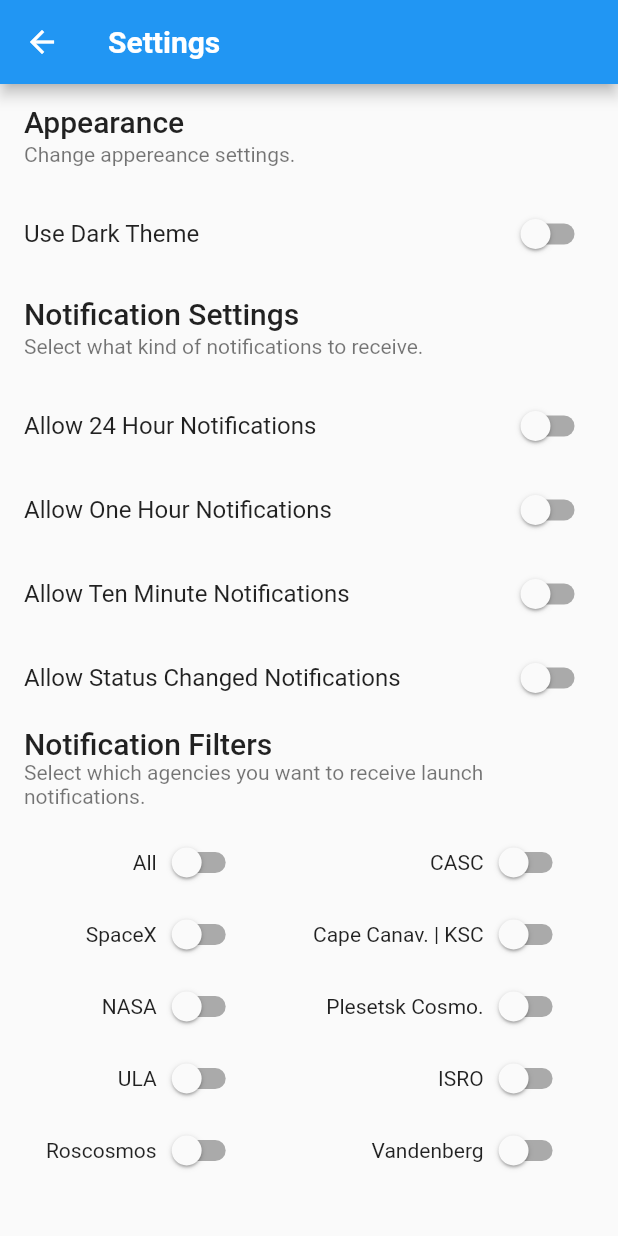
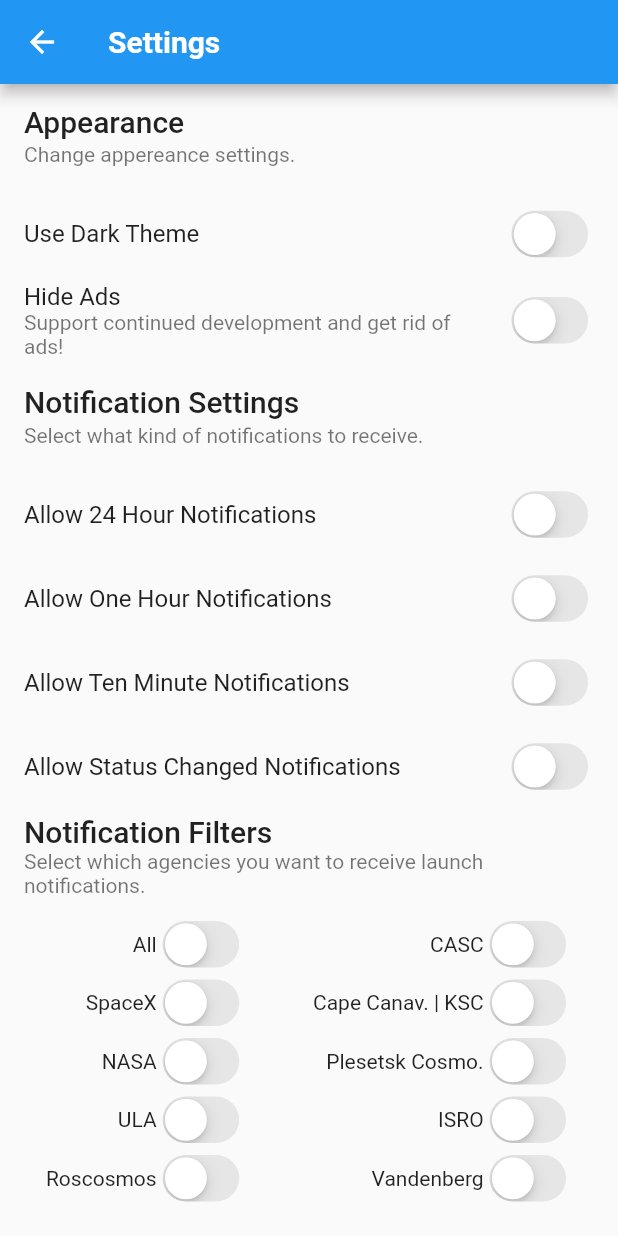
Before and after one commit to ItsCalebJones/SpaceLaunchNow-Flutter, a Flutter app: the SettingsPage screen opened directly with empty values, on a phone screen of 412 x 824 dp. Run offline on Flutter 3.47's test engine with Material 2 defaults, Android fonts, the phone set to English and light mode, and no system bars; our stand-ins replace firebase_messaging, share, shared_preferences; missing offline and left inert: firebase_admob, flutter_iap, map_view, material_search; accounts and stored records are empty; network calls fail; Roboto replaces fonts that are missing (AvenirNextCondensed-Heavy).

Commit message:
Implement IAP - improve showing ads.

```diff
--- a/lib/util/ads.dart
+++ b/lib/util/ads.dart
@@ -120,7 +120,7 @@ class Ads {
     if(_bannerAd==null)setBannerAd();
     _bannerAd
       ..load()
-      ..show(anchorOffset: 56.0);
+      ..show(anchorOffset: 49.0);
   }
 
   static void hideBannerAd(){
--- a/lib/views/launchdetails/launch_detail_page.dart
+++ b/lib/views/launchdetails/launch_detail_page.dart
@@ -4,7 +4,6 @@ import 'package:flutter/material.dart';
 import 'package:meta/meta.dart';
 import 'package:http/http.dart' as http;
 import 'package:spacelaunchnow_flutter/models/launch.dart';
-import 'package:spacelaunchnow_flutter/util/ads.dart';
 import 'package:spacelaunchnow_flutter/views/launchdetails/footer/launch_detail_footer.dart';
 import 'package:spacelaunchnow_flutter/views/launchdetails/header/launch_detail_header.dart';
 import 'package:spacelaunchnow_flutter/views/launchdetails/launch_detail_body.dart';
@@ -32,8 +31,6 @@ class _LaunchDetailsPageState extends State<LaunchDetailPage>
   @override
   void initState() {
     super.initState();
-    Ads.init('ca-app-pub-9824528399164059/8172962746', testing: true);
-    Ads.showBannerAd();
     if (widget.launch != null) {
       launch = widget.launch;
       setController();
@@ -86,7 +83,6 @@ class _LaunchDetailsPageState extends State<LaunchDetailPage>
 
   @override
   void dispose() {
-    Ads.dispose();
     _controller.dispose();
     super.dispose();
   }
--- a/lib/views/launchlist/previous_launches_list_page.dart
+++ b/lib/views/launchlist/previous_launches_list_page.dart
@@ -34,8 +34,6 @@ class _LaunchListPageState extends State<PreviousLaunchListPage> {
   @override
   void initState() {
     super.initState();
-    Ads.init('ca-app-pub-9824528399164059/8172962746', testing: true);
-    Ads.showBannerAd();
     List<Launch> launches = PageStorage.of(context).readState(context, identifier: 'launches');
     if (launches != null){
       _launches = launches;
@@ -46,7 +44,6 @@ class _LaunchListPageState extends State<PreviousLaunchListPage> {
 
   @override
   void dispose(){
-    Ads.dispose();
     super.dispose();
   }
 
--- a/lib/views/launchlist/upcoming_launches_list_page.dart
+++ b/lib/views/launchlist/upcoming_launches_list_page.dart
@@ -27,13 +27,10 @@ class _LaunchListPageState extends State<UpcomingLaunchListPage> {
   @override
   void initState() {
     super.initState();
-    Ads.init('ca-app-pub-9824528399164059/8172962746', testing: true);
-    Ads.showBannerAd();
   }
 
   @override
   void dispose(){
-    Ads.dispose();
     super.dispose();
   }
 
--- a/lib/views/settings/settings_page.dart
+++ b/lib/views/settings/settings_page.dart
@@ -1,5 +1,6 @@
 import 'dart:async';
 
+import 'package:flutter/cupertino.dart';
 import 'package:flutter/material.dart';
 import 'package:shared_preferences/shared_preferences.dart';
 import 'package:spacelaunchnow_flutter/colors/app_theme.dart';
@@ -179,15 +180,31 @@ class NotificationFilterPageState extends State<SettingsPage> {
         subtitle: new Text(
             'Change appereance settings.'),
       ),
-      new ListTile(
+      new MergeSemantics(
+        child: new ListTile(
           title: const Text('Use Dark Theme'),
           onTap: () {
             _handleNightMode(
                 !widget.configuration.nightMode);
           },
-        trailing: new Switch(
+          trailing: new CupertinoSwitch(
             value: widget.configuration.nightMode,
             onChanged: _handleNightMode,
+          ),
+        ),
+      ),
+      new MergeSemantics(
+        child: new ListTile(
+          title: const Text('Hide Ads'),
+          subtitle: const Text('Support continued development and get rid of ads!'),
+          onTap: () {
+            _handleNightMode(
+                !widget.configuration.nightMode);
+          },
+          trailing: new CupertinoSwitch(
+            value: widget.configuration.nightMode,
+            onChanged: _handleNightMode,
+          ),
         ),
       ),
       new ListTile(
@@ -195,45 +212,53 @@ class NotificationFilterPageState extends State<SettingsPage> {
         subtitle: new Text(
               'Select what kind of notifications to receive.'),
       ),
-      new ListTile(
+      new MergeSemantics(
+        child: new ListTile(
           title: const Text('Allow 24 Hour Notifications'),
           onTap: () {
             _handleTwentyFourHour(
                 !widget.configuration.allowTwentyFourHourNotifications);
           },
-        trailing: new Switch(
+          trailing: new CupertinoSwitch(
             value: widget.configuration.allowTwentyFourHourNotifications,
             onChanged: _handleTwentyFourHour,
           ),
         ),
-      new ListTile(
+      ),
+      new MergeSemantics(
+        child: new ListTile(
           title: const Text('Allow One Hour Notifications'),
           onTap: () {
             _handleOneHour(!widget.configuration.allowOneHourNotifications);
           },
-        trailing: new Switch(
+          trailing: new CupertinoSwitch(
             value: widget.configuration.allowOneHourNotifications,
             onChanged: _handleOneHour,
           ),
         ),
-      new ListTile(
+      ),
+      new MergeSemantics(
+        child: new ListTile(
           title: const Text('Allow Ten Minute Notifications'),
           onTap: () {
             _handleTenMinute(!widget.configuration.allowTenMinuteNotifications);
           },
-        trailing: new Switch(
+          trailing: new CupertinoSwitch(
             value: widget.configuration.allowTenMinuteNotifications,
             onChanged: _handleTenMinute,
           ),
         ),
-      new ListTile(
+      ),
+      new MergeSemantics(
+        child: new ListTile(
           title: const Text('Allow Status Changed Notifications'),
           onTap: () {
             _handleTenMinute(!widget.configuration.allowStatusChanged);
           },
-        trailing: new Switch(
+          trailing: new CupertinoSwitch(
             value: widget.configuration.allowStatusChanged,
             onChanged: _handleStatusChanged,
+          ),
         ),
       ),
     ];
@@ -257,7 +282,7 @@ class NotificationFilterPageState extends State<SettingsPage> {
     var theme = Theme.of(context);
 
     return new Padding(
-      padding: const EdgeInsets.all(8.0),
+      padding: const EdgeInsets.fromLTRB(8.0, 8.0, 8.0, 40.0),
       child: new Row(
         crossAxisAlignment: CrossAxisAlignment.start,
         mainAxisAlignment: MainAxisAlignment.spaceAround,
@@ -270,7 +295,7 @@ class NotificationFilterPageState extends State<SettingsPage> {
                   mainAxisAlignment: MainAxisAlignment.start,
                   children: <Widget>[
                     new Text("All"),
-                    new Switch(
+                    new CupertinoSwitch(
                       value: widget.configuration.subscribeALL,
                       onChanged: _handleAll,
                     )
@@ -280,7 +305,7 @@ class NotificationFilterPageState extends State<SettingsPage> {
                   mainAxisAlignment: MainAxisAlignment.end,
                   children: <Widget>[
                     new Text("SpaceX"),
-                    new Switch(
+                    new CupertinoSwitch(
                       value: widget.configuration.subscribeSpaceX,
                       onChanged: _handleSpaceX,
                     )
@@ -290,7 +315,7 @@ class NotificationFilterPageState extends State<SettingsPage> {
                   mainAxisAlignment: MainAxisAlignment.spaceEvenly,
                   children: <Widget>[
                     new Text("NASA"),
-                    new Switch(
+                    new CupertinoSwitch(
                       value: widget.configuration.subscribeNASA,
                       onChanged: _handleNASA,
                     )
@@ -300,7 +325,7 @@ class NotificationFilterPageState extends State<SettingsPage> {
                   mainAxisAlignment: MainAxisAlignment.end,
                   children: <Widget>[
                     new Text("ULA"),
-                    new Switch(
+                    new CupertinoSwitch(
                       value: widget.configuration.subscribeULA,
                       onChanged: _handleULA,
                     )
@@ -310,7 +335,7 @@ class NotificationFilterPageState extends State<SettingsPage> {
                   mainAxisAlignment: MainAxisAlignment.spaceEvenly,
                   children: <Widget>[
                     new Text("Roscosmos"),
-                    new Switch(
+                    new CupertinoSwitch(
                       value: widget.configuration.subscribeRoscosmos,
                       onChanged: _handleRoscosmos,
                     )
@@ -325,7 +350,7 @@ class NotificationFilterPageState extends State<SettingsPage> {
                 mainAxisAlignment: MainAxisAlignment.start,
                 children: <Widget>[
                   new Text("CASC"),
-                  new Switch(
+                  new CupertinoSwitch(
                     value: widget.configuration.subscribeCASC,
                     onChanged: _handleCASC,
                   )
@@ -335,7 +360,7 @@ class NotificationFilterPageState extends State<SettingsPage> {
                 mainAxisAlignment: MainAxisAlignment.start,
                 children: <Widget>[
                   new Text("Cape Canav. | KSC"),
-                  new Switch(
+                  new CupertinoSwitch(
                     value: widget.configuration.subscribeCAPE,
                     onChanged: _handleCAPE,
                   )
@@ -345,7 +370,7 @@ class NotificationFilterPageState extends State<SettingsPage> {
                 mainAxisAlignment: MainAxisAlignment.start,
                 children: <Widget>[
                   new Text("Plesetsk Cosmo."),
-                  new Switch(
+                  new CupertinoSwitch(
                     value: widget.configuration.subscribePLES,
                     onChanged: _handlePLES,
                   )
@@ -355,7 +380,7 @@ class NotificationFilterPageState extends State<SettingsPage> {
                 mainAxisAlignment: MainAxisAlignment.start,
                 children: <Widget>[
                   new Text("ISRO"),
-                  new Switch(
+                  new CupertinoSwitch(
                     value: widget.configuration.subscribeISRO,
                     onChanged: _handleISRO,
                   )
@@ -365,7 +390,7 @@ class NotificationFilterPageState extends State<SettingsPage> {
                 mainAxisAlignment: MainAxisAlignment.start,
                 children: <Widget>[
                   new Text("Vandenberg"),
-                  new Switch(
+                  new CupertinoSwitch(
                     value: widget.configuration.subscribeVAN,
                     onChanged: _handleVAN,
                   )
--- a/pubspec.yaml
+++ b/pubspec.yaml
@@ -15,6 +15,7 @@ dependencies:
   firebase_analytics: '^1.0.0'
   url_launcher: '^3.0.1'
   map_view: '^0.0.12'
+  flutter_iap: '^1.0.1'
 
   # The following adds the Cupertino Icons font to your application.
   # Use with the CupertinoIcons class for iOS style icons.
```
Also changed, not shown: lib/main.dart (+19 -2 lines), pubspec.lock, 2 other files. Lines whose indentation alone changed are shown as unchanged.
